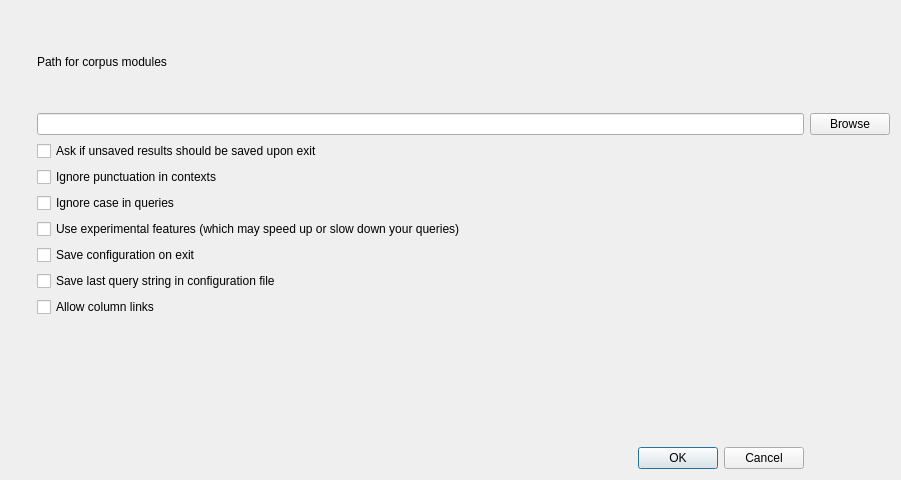
Old version of the form coquery/gui/settings.ui in the repository gkunter/coquery.
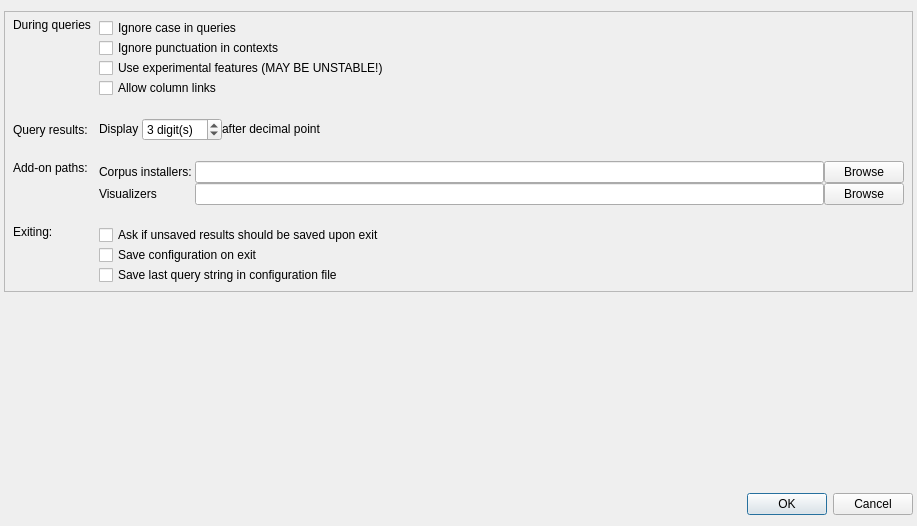
New version of the form. Icons and pictures are not drawn.

Commit message: Add dialogs for settings and stopwords

Patch:
```diff
--- a/coquery/gui/settings.ui
+++ b/coquery/gui/settings.ui
@@ -6,74 +6,327 @@
    <rect>
     <x>0</x>
     <y>0</y>
-    <width>901</width>
-    <height>480</height>
+    <width>917</width>
+    <height>526</height>
    </rect>
   </property>
+  <property name="sizePolicy">
+   <sizepolicy hsizetype="Preferred" vsizetype="MinimumExpanding">
+    <horstretch>0</horstretch>
+    <verstretch>0</verstretch>
+   </sizepolicy>
+  </property>
   <property name="windowTitle">
    <string>Dialog</string>
   </property>
-  <layout class="QGridLayout" name="gridLayout">
-   <item row="4" column="1">
-    <widget class="QCheckBox" name="checkBox_3">
-     <property name="text">
-      <string>Use experimental features (which may speed up or slow down your queries)</string>
+  <layout class="QVBoxLayout" name="verticalLayout_3">
+   <property name="spacing">
+    <number>16</number>
+   </property>
+   <property name="leftMargin">
+    <number>4</number>
+   </property>
+   <property name="rightMargin">
+    <number>4</number>
+   </property>
+   <item>
+    <widget class="QFrame" name="">
+     <property name="sizePolicy">
+      <sizepolicy hsizetype="Preferred" vsizetype="Preferred">
+       <horstretch>0</horstretch>
+       <verstretch>0</verstretch>
+      </sizepolicy>
      </property>
-    </widget>
-   </item>
-   <item row="1" column="1">
-    <widget class="QCheckBox" name="checkBox">
-     <property name="text">
-      <string>Ask if unsaved results should be saved upon exit</string>
+     <property name="frameShape">
+      <enum>QFrame::StyledPanel</enum>
      </property>
-    </widget>
-   </item>
-   <item row="3" column="1">
-    <widget class="QCheckBox" name="checkBox_6">
-     <property name="text">
-      <string>Ignore case in queries</string>
+     <property name="frameShadow">
+      <enum>QFrame::Raised</enum>
      </property>
+     <layout class="QGridLayout" name="gridLayout_2">
+      <property name="leftMargin">
+       <number>8</number>
+      </property>
+      <property name="topMargin">
+       <number>6</number>
+      </property>
+      <property name="rightMargin">
+       <number>8</number>
+      </property>
+      <property name="bottomMargin">
+       <number>6</number>
+      </property>
+      <property name="horizontalSpacing">
+       <number>8</number>
+      </property>
+      <property name="verticalSpacing">
+       <number>20</number>
+      </property>
+      <item row="4" column="1">
+       <layout class="QVBoxLayout" name="verticalLayout_2">
+        <item>
+         <widget class="QCheckBox" name="checkBox">
+          <property name="text">
+           <string>Ask if unsaved results should be saved upon exit</string>
+          </property>
+         </widget>
+        </item>
+        <item>
+         <widget class="QCheckBox" name="checkBox_4">
+          <property name="text">
+           <string>Save configuration on exit</string>
+          </property>
+         </widget>
+        </item>
+        <item>
+         <widget class="QCheckBox" name="checkBox_5">
+          <property name="text">
+           <string>Save last query string in configuration file</string>
+          </property>
+         </widget>
+        </item>
+       </layout>
+      </item>
+      <item row="1" column="0">
+       <widget class="QLabel" name="label_5">
+        <property name="sizePolicy">
+         <sizepolicy hsizetype="Preferred" vsizetype="Minimum">
+          <horstretch>0</horstretch>
+          <verstretch>0</verstretch>
+         </sizepolicy>
+        </property>
+        <property name="text">
+         <string>During queries</string>
+        </property>
+        <property name="alignment">
+         <set>Qt::AlignLeading|Qt::AlignLeft|Qt::AlignTop</set>
+        </property>
+       </widget>
+      </item>
+      <item row="1" column="1">
+       <layout class="QVBoxLayout" name="verticalLayout">
+        <item>
+         <widget class="QCheckBox" name="checkBox_6">
+          <property name="text">
+           <string>Ignore case in queries</string>
+          </property>
+         </widget>
+        </item>
+        <item>
+         <widget class="QCheckBox" name="checkBox_2">
+          <property name="text">
+           <string>Ignore punctuation in contexts</string>
+          </property>
+         </widget>
+        </item>
+        <item>
+         <widget class="QCheckBox" name="checkBox_3">
+          <property name="text">
+           <string>Use experimental features (MAY BE UNSTABLE!)</string>
+          </property>
+         </widget>
+        </item>
+        <item>
+         <widget class="QCheckBox" name="checkBox_7">
+          <property name="text">
+           <string>Allow column links</string>
+          </property>
+         </widget>
+        </item>
+       </layout>
+      </item>
+      <item row="2" column="1">
+       <layout class="QHBoxLayout" name="horizontalLayout">
+        <property name="spacing">
+         <number>0</number>
+        </property>
+        <item>
+         <widget class="QLabel" name="label">
+          <property name="sizePolicy">
+           <sizepolicy hsizetype="Fixed" vsizetype="Fixed">
+            <horstretch>0</horstretch>
+            <verstretch>0</verstretch>
+           </sizepolicy>
+          </property>
+          <property name="text">
+           <string>Display </string>
+          </property>
+         </widget>
+        </item>
+        <item>
+         <widget class="QSpinBox" name="spin_digits">
+          <property name="sizePolicy">
+           <sizepolicy hsizetype="Fixed" vsizetype="Fixed">
+            <horstretch>0</horstretch>
+            <verstretch>0</verstretch>
+           </sizepolicy>
+          </property>
+          <property name="suffix">
+           <string> digit(s)</string>
+          </property>
+          <property name="value">
+           <number>3</number>
+          </property>
+         </widget>
+        </item>
+        <item>
+         <widget class="QLabel" name="label_3">
+          <property name="sizePolicy">
+           <sizepolicy hsizetype="Fixed" vsizetype="Fixed">
+            <horstretch>0</horstretch>
+            <verstretch>0</verstretch>
+           </sizepolicy>
+          </property>
+          <property name="text">
+           <string>after decimal point</string>
+          </property>
+         </widget>
+        </item>
+        <item>
+         <spacer name="horizontalSpacer">
+          <property name="orientation">
+           <enum>Qt::Horizontal</enum>
+          </property>
+          <property name="sizeHint" stdset="0">
+           <size>
+            <width>40</width>
+            <height>20</height>
+           </size>
+          </property>
+         </spacer>
+        </item>
+       </layout>
+      </item>
+      <item row="3" column="1">
+       <layout class="QGridLayout" name="gridLayout">
+        <item row="0" column="0">
+         <widget class="QLabel" name="label_2">
+          <property name="sizePolicy">
+           <sizepolicy hsizetype="Minimum" vsizetype="Minimum">
+            <horstretch>0</horstretch>
+            <verstretch>0</verstretch>
+           </sizepolicy>
+          </property>
+          <property name="text">
+           <string>Corpus installers: </string>
+          </property>
+         </widget>
+        </item>
+        <item row="0" column="2">
+         <widget class="QPushButton" name="button_lemma_path">
+          <property name="sizePolicy">
+           <sizepolicy hsizetype="Minimum" vsizetype="Fixed">
+            <horstretch>0</horstretch>
+            <verstretch>0</verstretch>
+           </sizepolicy>
+          </property>
+          <property name="text">
+           <string>Browse</string>
+          </property>
+          <property name="icon">
+           <iconset theme="folder">
+            <normaloff/>
+           </iconset>
+          </property>
+          <property name="shortcut">
+           <string>Alt+B</string>
+          </property>
+         </widget>
+        </item>
+        <item row="0" column="1">
+         <widget class="QLineEdit" name="lineEdit"/>
+        </item>
+        <item row="1" column="0">
+         <widget class="QLabel" name="label_9">
+          <property name="sizePolicy">
+           <sizepolicy hsizetype="Minimum" vsizetype="Minimum">
+            <horstretch>0</horstretch>
+            <verstretch>0</verstretch>
+           </sizepolicy>
+          </property>
+          <property name="text">
+           <string>Visualizers </string>
+          </property>
+         </widget>
+        </item>
+        <item row="1" column="1">
+         <widget class="QLineEdit" name="lineEdit_3"/>
+        </item>
+        <item row="1" column="2">
+         <widget class="QPushButton" name="button_lemma_path_3">
+          <property name="sizePolicy">
+           <sizepolicy hsizetype="Minimum" vsizetype="Fixed">
+            <horstretch>0</horstretch>
+            <verstretch>0</verstretch>
+           </sizepolicy>
+          </property>
+          <property name="text">
+           <string>Browse</string>
+          </property>
+          <property name="icon">
+           <iconset theme="folder">
+            <normaloff/>
+           </iconset>
+          </property>
+          <property name="shortcut">
+           <string>Alt+B</string>
+          </property>
+         </widget>
+        </item>
+       </layout>
+      </item>
+      <item row="2" column="0">
+       <widget class="QLabel" name="label_6">
+        <property name="sizePolicy">
+         <sizepolicy hsizetype="Fixed" vsizetype="Minimum">
+          <horstretch>0</horstretch>
+          <verstretch>0</verstretch>
+         </sizepolicy>
+        </property>
+        <property name="text">
+         <string>Query results:</string>
+        </property>
+        <property name="alignment">
+         <set>Qt::AlignLeading|Qt::AlignLeft|Qt::AlignVCenter</set>
+        </property>
+       </widget>
+      </item>
+      <item row="3" column="0">
+       <widget class="QLabel" name="label_7">
+        <property name="sizePolicy">
+         <sizepolicy hsizetype="Preferred" vsizetype="Minimum">
+          <horstretch>0</horstretch>
+          <verstretch>0</verstretch>
+         </sizepolicy>
+        </property>
+        <property name="text">
+         <string>Add-on paths:</string>
+        </property>
+        <property name="alignment">
+         <set>Qt::AlignLeading|Qt::AlignLeft|Qt::AlignTop</set>
+        </property>
+       </widget>
+      </item>
+      <item row="4" column="0">
+       <widget class="QLabel" name="label_4">
+        <property name="sizePolicy">
+         <sizepolicy hsizetype="Preferred" vsizetype="Minimum">
+          <horstretch>0</horstretch>
+          <verstretch>0</verstretch>
+         </sizepolicy>
+        </property>
+        <property name="text">
+         <string>Exiting:</string>
+        </property>
+        <property name="alignment">
+         <set>Qt::AlignLeading|Qt::AlignLeft|Qt::AlignTop</set>
+        </property>
+       </widget>
+      </item>
+     </layout>
     </widget>
    </item>
-   <item row="12" column="0" colspan="2">
-    <widget class="QDialogButtonBox" name="buttonBox">
-     <property name="orientation">
-      <enum>Qt::Horizontal</enum>
-     </property>
-     <property name="standardButtons">
-      <set>QDialogButtonBox::Cancel|QDialogButtonBox::Ok</set>
-     </property>
-    </widget>
-   </item>
-   <item row="8" column="1">
-    <widget class="QCheckBox" name="checkBox_7">
-     <property name="text">
-      <string>Allow column links</string>
-     </property>
-    </widget>
-   </item>
-   <item row="5" column="1">
-    <widget class="QCheckBox" name="checkBox_4">
-     <property name="text">
-      <string>Save configuration on exit</string>
-     </property>
-    </widget>
-   </item>
-   <item row="2" column="1">
-    <widget class="QCheckBox" name="checkBox_2">
-     <property name="text">
-      <string>Ignore punctuation in contexts</string>
-     </property>
-    </widget>
-   </item>
-   <item row="6" column="1">
-    <widget class="QCheckBox" name="checkBox_5">
-     <property name="text">
-      <string>Save last query string in configuration file</string>
-     </property>
-    </widget>
-   </item>
-   <item row="11" column="0">
+   <item>
     <spacer name="verticalSpacer">
      <property name="orientation">
       <enum>Qt::Vertical</enum>
@@ -81,74 +334,20 @@
      <property name="sizeHint" stdset="0">
       <size>
        <width>20</width>
-       <height>40</height>
+       <height>0</height>
       </size>
      </property>
     </spacer>
    </item>
-   <item row="0" column="1">
-    <layout class="QVBoxLayout" name="verticalLayout">
-     <property name="spacing">
-      <number>0</number>
+   <item>
+    <widget class="QDialogButtonBox" name="buttonBox">
+     <property name="orientation">
+      <enum>Qt::Horizontal</enum>
      </property>
-     <item>
-      <widget class="QLabel" name="label_2">
-       <property name="sizePolicy">
-        <sizepolicy hsizetype="Minimum" vsizetype="Minimum">
-         <horstretch>0</horstretch>
-         <verstretch>0</verstretch>
-        </sizepolicy>
-       </property>
-       <property name="text">
-        <string>Path for corpus modules</string>
-       </property>
-      </widget>
-     </item>
-     <item>
-      <widget class="QLineEdit" name="lineEdit"/>
-     </item>
-    </layout>
-   </item>
-   <item row="0" column="2">
-    <layout class="QVBoxLayout" name="verticalLayout_2">
-     <property name="spacing">
-      <number>0</number>
+     <property name="standardButtons">
+      <set>QDialogButtonBox::Cancel|QDialogButtonBox::Ok</set>
      </property>
-     <item>
-      <spacer name="verticalSpacer_2">
-       <property name="orientation">
-        <enum>Qt::Vertical</enum>
-       </property>
-       <property name="sizeHint" stdset="0">
-        <size>
-         <width>0</width>
-         <height>0</height>
-        </size>
-       </property>
-      </spacer>
-     </item>
-     <item>
-      <widget class="QPushButton" name="button_lemma_path">
-       <property name="sizePolicy">
-        <sizepolicy hsizetype="Minimum" vsizetype="Minimum">
-         <horstretch>0</horstretch>
-         <verstretch>0</verstretch>
-        </sizepolicy>
-       </property>
-       <property name="text">
-        <string>Browse</string>
-       </property>
-       <property name="icon">
-        <iconset theme="folder">
-         <normaloff/>
-        </iconset>
-       </property>
-       <property name="shortcut">
-        <string>Alt+B</string>
-       </property>
-      </widget>
-     </item>
-    </layout>
+    </widget>
    </item>
   </layout>
  </widget>
```
Left out of the diff: 10 changed lines with no effect on the pictures. The commit also changes 2 other files.
